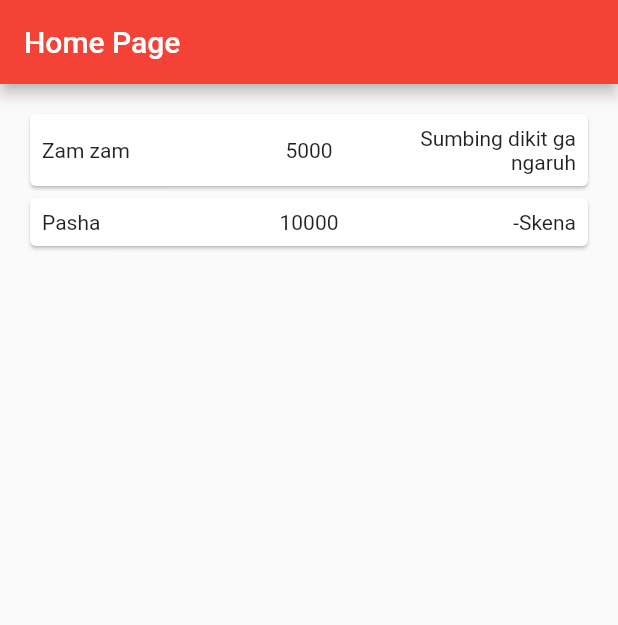
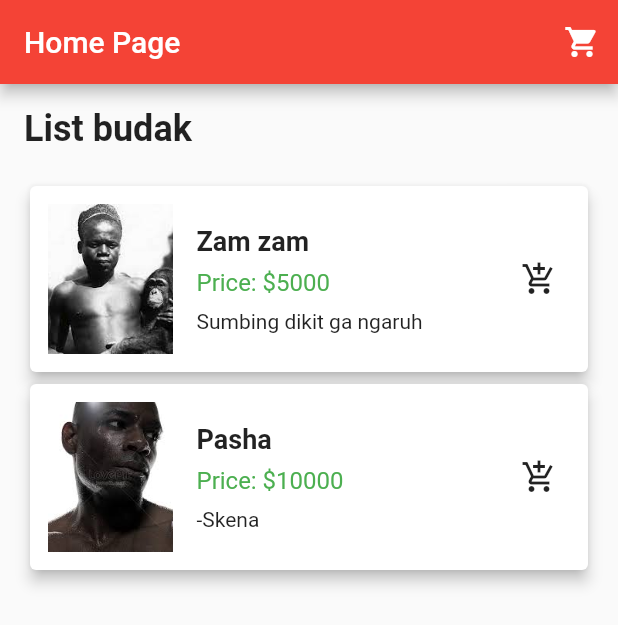
Before and after one commit to tarnishedrey/shopforus, a Flutter app: the screen it shows after launch, on a phone screen of 412 x 824 dp. Shown: the top 625 px of the screen. Run offline on Flutter 3.47's test engine with Material 2 defaults, Android fonts, the phone set to English and light mode, and no system bars.

Commit message:
add some features

```diff
--- a/lib/models/item.dart
+++ b/lib/models/item.dart
@@ -2,6 +2,11 @@ class Item {
   String name;
   int price;
   String description;
+  String imageUrl; // New field for the image URL
 
-  Item({required this.name, required this.price, required this.description});
+  Item(
+      {required this.name,
+      required this.price,
+      required this.description,
+      required this.imageUrl});
 }
--- a/lib/pages/home_page.dart
+++ b/lib/pages/home_page.dart
@@ -1,56 +1,155 @@
 import 'package:flutter/material.dart';
+import '../models/item.dart';
+import '../pages/item_page.dart';
+import '../pages/shopping_cart.dart';
 
-import '../models/item.dart';
+class HomePage extends StatefulWidget {
+  @override
+  _HomePageState createState() => _HomePageState();
+}
 
-class HomePage extends StatelessWidget {
-  final List<Item> items = [
-    Item(name: 'Zam zam', price: 5000, description: "Sumbing dikit ga ngaruh"),
-    Item(name: 'Pasha', price: 10000, description: "-Skena")
+class _HomePageState extends State<HomePage> {
+  List<Item> items = [
+    Item(
+      name: 'Zam zam',
+      price: 5000,
+      description: "Sumbing dikit ga ngaruh",
+      imageUrl: 'assets/images/zamzam.jpg', // Local image path
+    ),
+    Item(
+      name: 'Pasha',
+      price: 10000,
+      description: "-Skena",
+      imageUrl: 'assets/images/pasha.jpg', // Local image path
+    ),
   ];
+
+  List<Item> cart = [];
+
+  void addToCart(Item item) {
+    setState(() {
+      cart.add(item);
+    });
+    ScaffoldMessenger.of(context).showSnackBar(
+      SnackBar(
+        content: Text('Added to Cart'),
+        duration: Duration(seconds: 2),
+      ),
+    );
+  }
+
   @override
   Widget build(BuildContext context) {
     return Scaffold(
       appBar: AppBar(
         title: Text("Home Page"),
         backgroundColor: Colors.red,
-        foregroundColor: Colors.white,
+        actions: [
+          IconButton(
+            icon: Icon(Icons.shopping_cart),
+            onPressed: () {
+              Navigator.push(
+                context,
+                MaterialPageRoute(
+                  builder: (context) => ShoppingCart(cart: cart),
                 ),
-      body: Container(
-        margin: EdgeInsets.all(8),
+              );
+            },
+          ),
+        ],
+      ),
+      body: Padding(
+        padding: EdgeInsets.all(16.0),
+        child: Column(
+          crossAxisAlignment: CrossAxisAlignment.stretch,
+          children: [
+            Text(
+              "List budak",
+              style: TextStyle(
+                fontSize: 24,
+                fontWeight: FontWeight.bold,
+              ),
+            ),
+            SizedBox(height: 20),
+            Expanded(
               child: ListView.builder(
-            padding: EdgeInsets.all(8),
                 itemCount: items.length,
-            itemBuilder: ((context, index) {
+                itemBuilder: (context, index) {
                   final item = items[index];
-              var itemss = {
-                "name": item.name,
-                "price": item.price,
-                "description": item.description
-              };
-              return InkWell(
+                  return GestureDetector(
                     onTap: () {
-                  Navigator.pushNamed(context, '/item', arguments: itemss);
+                      Navigator.push(
+                        context,
+                        MaterialPageRoute(
+                          builder: (context) => ItemPage(item: item),
+                        ),
+                      );
                     },
                     child: Card(
-                  child: Container(
-                    margin: EdgeInsets.all(8),
+                      elevation: 4,
+                      child: Padding(
+                        padding: EdgeInsets.all(12.0),
                         child: Row(
+                          crossAxisAlignment: CrossAxisAlignment.center,
                           children: [
-                        Expanded(child: Text(item.name)),
                             Expanded(
-                            child: Text(item.price.toString(),
-                                textAlign: TextAlign.center)),
+                              flex: 2,
+                              child: Image.asset(
+                                item.imageUrl,
+                                height: 100,
+                                fit: BoxFit.cover,
+                              ),
+                            ),
+                            SizedBox(width: 16),
                             Expanded(
-                            child: Text(
+                              flex: 5,
+                              child: Column(
+                                crossAxisAlignment: CrossAxisAlignment.start,
+                                children: [
+                                  Text(
+                                    item.name,
+                                    style: TextStyle(
+                                      fontSize: 18,
+                                      fontWeight: FontWeight.bold,
+                                    ),
+                                  ),
+                                  SizedBox(height: 8),
+                                  Text(
+                                    "Price: \$${item.price}",
+                                    style: TextStyle(
+                                      fontSize: 16,
+                                      color: Colors.green,
+                                    ),
+                                  ),
+                                  SizedBox(height: 8),
+                                  Text(
                                     item.description,
-                          textAlign: TextAlign.end,
-                        ))
+                                    style: TextStyle(
+                                      fontSize: 14,
+                                    ),
+                                  ),
+                                ],
+                              ),
+                            ),
+                            Expanded(
+                              flex: 1,
+                              child: IconButton(
+                                icon: Icon(Icons.add_shopping_cart),
+                                onPressed: () {
+                                  addToCart(item);
+                                },
+                              ),
+                            ),
                           ],
                         ),
                       ),
                     ),
                   );
-            })),
+                },
+              ),
+            ),
+          ],
+        ),
       ),
     );
   }
```
Also changed, not shown: lib/main.dart (+8 -1 lines), lib/pages/item_page.dart (+33 -7 lines), lib/pages/shopping_cart.dart (added, +33 -0 lines), pubspec.yaml (+4 -69 lines), assets/images/pasha.jpg (added), assets/images/zamzam.jpg (added), 1 other file. Lines whose indentation alone changed are shown as unchanged.
